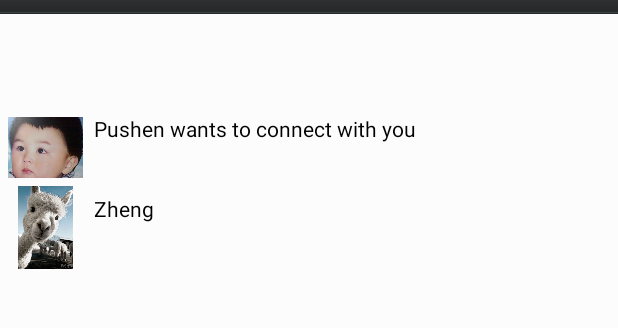
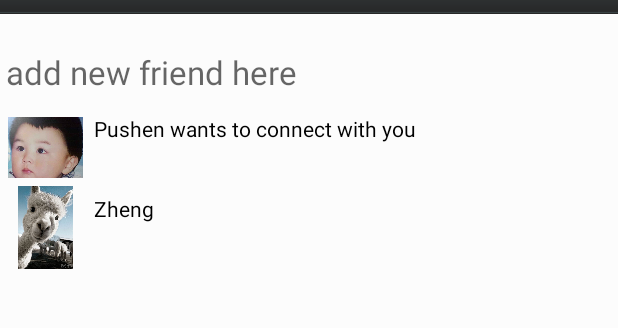
Before and after one commit to PushenGao/Java_Smartphone, an Android app: the Contact screen opened directly, with no data from a screen before it, on a phone screen of 412 x 824 dp, the part 138-466 px from its top. Run offline under Robolectric (Android 15) with nearby library versions, the phone set to English and light mode, and no system bars.

Commit message:
declare each Ui and activity with its own string declarative

```diff
--- a/Application/src/main/res/layout/activity_contact.xml
+++ b/Application/src/main/res/layout/activity_contact.xml
@@ -16,43 +16,13 @@
         <TextView
             android:layout_width="wrap_content"
             android:layout_height="wrap_content"
-            android:text="WeRun"
+            android:text="@string/we_run"
             android:layout_centerInParent="true"
             android:textSize="20sp"
             android:textColor="#ffffff" />
-        <!--<ImageButton
-            android:id="@+id/right_btn"
-            android:layout_width="67dp"
-            android:layout_height="wrap_content"
-            android:layout_alignParentRight="true"
-            android:layout_centerVertical="true"
-            android:layout_marginRight="5dp"
-            android:src="@drawable/titlebutton"
-            android:onClick="btnmainright"
-            />-->
-        <!--android:background="@drawable/title_btn_right"-->
     </RelativeLayout>
 
-    <!--<LinearLayout
-        android:layout_width="match_parent"
-        android:layout_height="wrap_content"
-        android:gravity="center"
-        android:background="@drawable/searchbar" >
 
-        <EditText
-            android:id="@+id/editText1"
-            android:layout_width="fill_parent"
-            android:layout_height="wrap_content"
-            android:hint="鎼滅储"
-            android:singleLine="true"
-            android:focusable="true"
-            android:focusableInTouchMode="true"
-            android:textColor="#000"
-            android:background="@drawable/search_bar_edit_bg"
-            android:drawableLeft="@drawable/searchbaricon" >
-        </EditText>
-
-    </LinearLayout> -->
 
     <TableLayout
         android:layout_width="fill_parent"
@@ -67,6 +37,7 @@
                 android:layout_height="wrap_content"
                 android:textAppearance="?android:attr/textAppearanceLarge"
                 android:id="@+id/search_bar"
+                android:hint="add new friend here"
                 android:minWidth="500dp" />
 
             <Button
@@ -107,7 +78,7 @@
                     android:layout_height="wrap_content"
                     android:layout_toRightOf="@+id/request_imageView"
                     android:padding="7dp"
-                    android:text="Pushen wants to connect with you"
+                    android:text="@string/pushen_wants_add_friend"
                     android:textColor="#000" />
 
             </RelativeLayout>
@@ -116,7 +87,7 @@
                 android:layout_width="wrap_content"
                 android:layout_height="wrap_content"
                 android:layout_toRightOf="@+id/request_text"
-                android:text="Agree"
+                android:text="@string/agree"
                 android:id="@+id/agree_button"
                 android:layout_column="19" />
 
@@ -131,11 +102,7 @@
                 android:layout_height="60dp"
                 android:gravity="center_vertical"
                 android:id="@+id/contact_relative"
-
-
-
                 >
-                <!--android:background="@drawable/mm_listitem"-->
                 <ImageView
                     android:id="@+id/contact_head"
                     android:layout_width="55dp"
@@ -145,15 +112,13 @@
                     android:paddingLeft="5dp"
                     android:src="@drawable/zheng"
                     />
-                <!--android:src="@drawable/xiaohei"-->
                 <TextView
                     android:layout_width="wrap_content"
                     android:layout_height="wrap_content"
                     android:layout_toRightOf="@id/contact_head"
                     android:padding="7dp"
-                    android:text="Zheng"
+                    android:text="@string/zheng"
                     android:textColor="#000" />
-
 
 
             </RelativeLayout>
--- a/Application/src/main/res/layout/activity_resultdisplay.xml
+++ b/Application/src/main/res/layout/activity_resultdisplay.xml
@@ -23,7 +23,7 @@
         android:layout_height="40dp"
         android:layout_marginRight="20dp"
         android:layout_alignParentRight="true"
-        android:text="OK"
+        android:text="@string/ok"
 
         android:textColor="#ffffff"
         android:textSize="18sp"
```
Also changed, not shown: Application/src/main/res/layout/activity_chat_window.xml (+1 -6 lines), Application/src/main/res/layout/activity_chathistory.xml (+6 -41 lines), Application/src/main/res/layout/activity_history.xml (+6 -6 lines), Application/src/main/res/layout/activity_log_in.xml (+4 -4 lines), Application/src/main/res/layout/activity_profile.xml (+5 -5 lines), Application/src/main/res/layout/activity_profile_and_remove.xml (+8 -43 lines), Application/src/main/res/layout/activity_recommend.xml (+3 -4 lines), Application/src/main/res/layout/sample_main.xml (+5 -5 lines), Application/src/main/res/values/strings.xml (+22 -2 lines), 220 other files.
